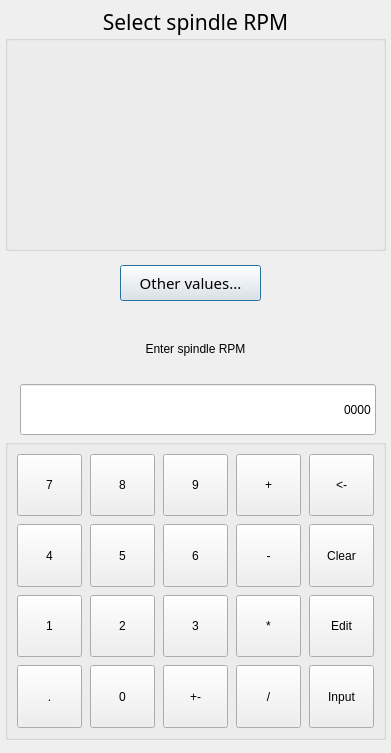
Old version of the form src/teachinlathe/widgets/numpad_dialog.ui in the repository 85vmh/teachinlathe.
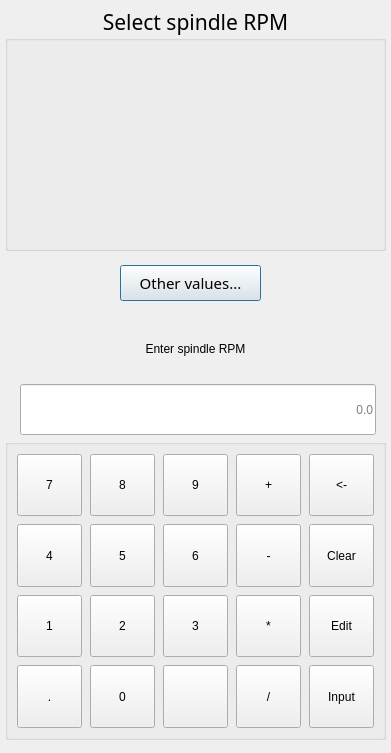
New version of the form.

```diff
--- a/src/teachinlathe/widgets/numpad_dialog.ui
+++ b/src/teachinlathe/widgets/numpad_dialog.ui
@@ -161,7 +161,7 @@
         <enum>Qt::NoFocus</enum>
        </property>
        <property name="text">
-        <string>+-</string>
+        <string/>
        </property>
       </widget>
      </item>
@@ -345,7 +345,7 @@
      <string notr="true">font: 16pt &quot;Noto Sans&quot;;</string>
     </property>
     <property name="text">
-     <string>0000</string>
+     <string/>
     </property>
     <property name="cursorPosition">
      <number>4</number>
@@ -353,6 +353,9 @@
     <property name="alignment">
      <set>Qt::AlignRight|Qt::AlignTrailing|Qt::AlignVCenter</set>
     </property>
+    <property name="placeholderText">
+     <string>0.0</string>
+    </property>
    </widget>
   </widget>
  </widget>
```
Left out of the diff: 63 changed lines with no effect on the pictures.
